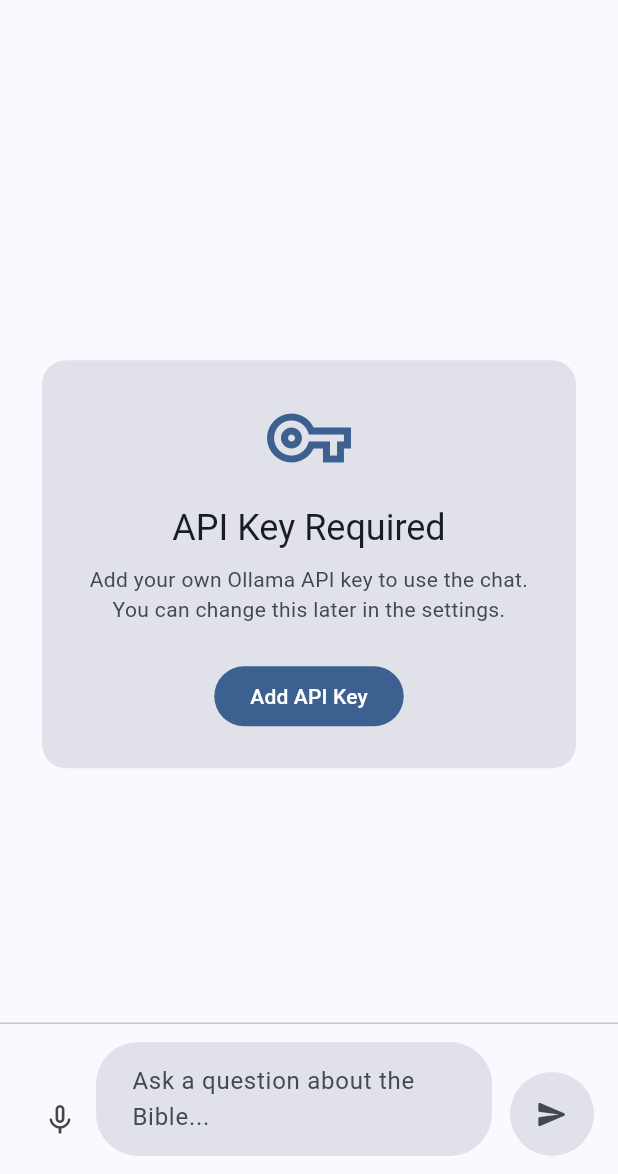
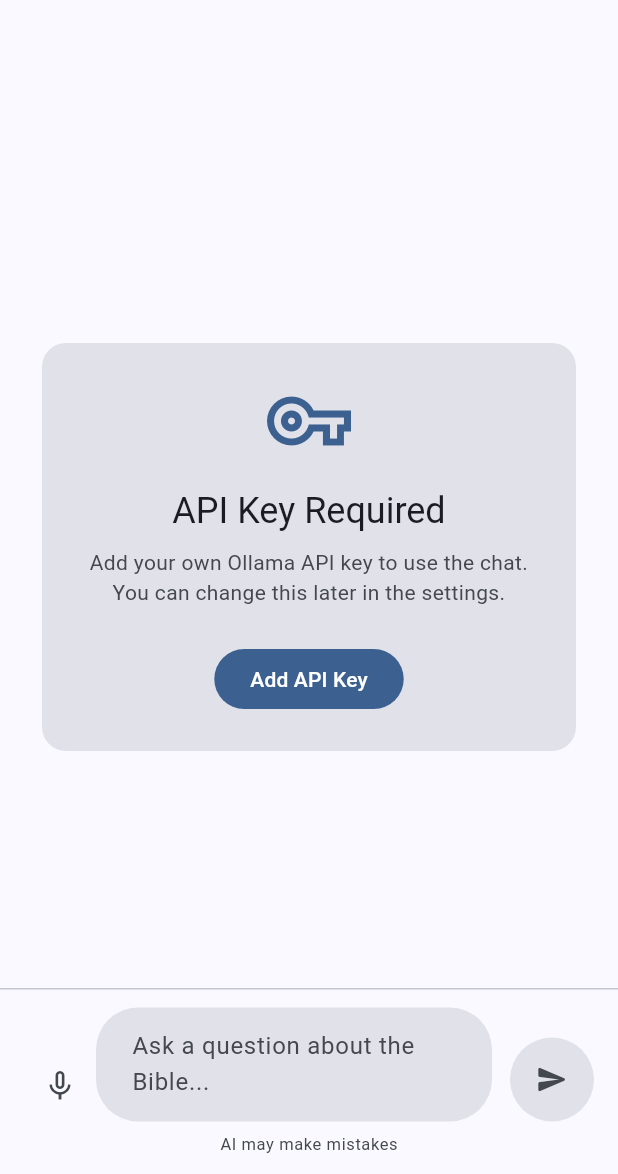
Before and after one commit to thomasboom/BijbelBot, a Flutter app: the screen it shows after launch, on a phone screen of 412 x 824 dp, the part 62-1236 px from its top. Run offline on Flutter 3.47's test engine with Material 3 defaults, Android fonts, the phone set to English and light mode, and no system bars; our stand-ins replace flutter_markdown, shared_preferences, speech_to_text.

Commit message:
Added disclaimer

```diff
--- a/lib/l10n/app_en.arb
+++ b/lib/l10n/app_en.arb
@@ -91,5 +91,6 @@
   "formatted": "Formatted",
   "longText": "Long text",
   "retry": "Retry",
-  "microphone": "Microphone"
+  "microphone": "Microphone",
+  "aiDisclaimer": "AI may make mistakes"
 }
--- a/lib/l10n/app_localizations.dart
+++ b/lib/l10n/app_localizations.dart
@@ -655,6 +655,12 @@
   /// In en, this message translates to:
   /// **'Microphone'**
   String get microphone;
+
+  /// No description provided for @aiDisclaimer.
+  ///
+  /// In en, this message translates to:
+  /// **'AI may make mistakes'**
+  String get aiDisclaimer;
 }
 
 class _AppLocalizationsDelegate
--- a/lib/l10n/app_localizations_en.dart
+++ b/lib/l10n/app_localizations_en.dart
@@ -303,4 +303,7 @@
 
   @override
   String get microphone => 'Microphone';
+
+  @override
+  String get aiDisclaimer => 'AI may make mistakes';
 }
--- a/lib/l10n/app_localizations_nl.dart
+++ b/lib/l10n/app_localizations_nl.dart
@@ -306,4 +306,7 @@
 
   @override
   String get microphone => 'Microfoon';
+
+  @override
+  String get aiDisclaimer => 'AI kan fouten maken';
 }
--- a/lib/l10n/app_nl.arb
+++ b/lib/l10n/app_nl.arb
@@ -91,5 +91,6 @@
   "formatted": "Geformatteerd",
   "longText": "Lange tekst",
   "retry": "Opnieuw",
-  "microphone": "Microfoon"
+  "microphone": "Microfoon",
+  "aiDisclaimer": "AI kan fouten maken"
 }
--- a/lib/widgets/chat_input_field.dart
+++ b/lib/widgets/chat_input_field.dart
@@ -145,7 +145,10 @@
           top: BorderSide(color: colorScheme.outlineVariant, width: 1),
         ),
       ),
-      child: Row(
+      child: Column(
+        mainAxisSize: MainAxisSize.min,
+        children: [
+          Row(
             crossAxisAlignment: CrossAxisAlignment.end,
             children: [
               if (_speechEnabled)
@@ -241,6 +244,19 @@
               ),
             ],
           ),
+          const SizedBox(height: 8),
+          Align(
+            alignment: Alignment.center,
+            child: Text(
+              localizations.aiDisclaimer,
+              style: textTheme.bodySmall?.copyWith(
+                color: colorScheme.onSurfaceVariant,
+                fontSize: 11,
+              ),
+            ),
+          ),
+        ],
+      ),
     );
   }
 }
```
Lines whose indentation alone changed are shown as unchanged.
